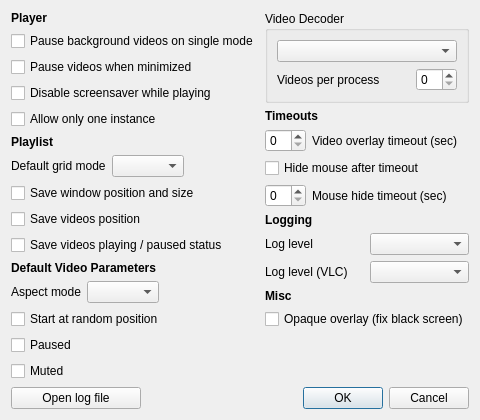
Above: resources/ui/settings_dialog.ui from vzhd1701/gridplayer before the change. Below: the same form after it.
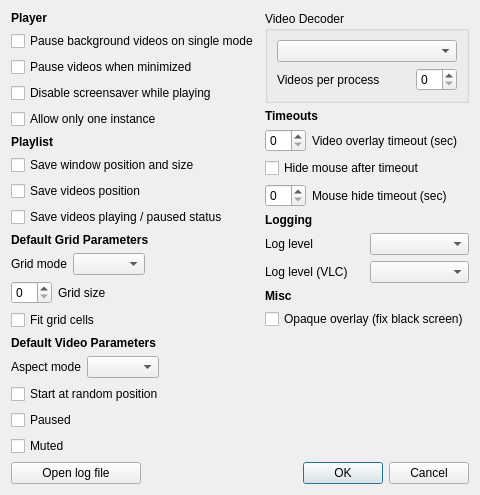
That is the form after the change.

Commit message: feat: add grid size adjustment

The edit to the form file:
```diff
--- a/resources/ui/settings_dialog.ui
+++ b/resources/ui/settings_dialog.ui
@@ -6,7 +6,7 @@
    <rect>
     <x>0</x>
     <y>0</y>
-    <width>435</width>
+    <width>440</width>
     <height>409</height>
    </rect>
   </property>
@@ -76,16 +76,50 @@
         </widget>
        </item>
        <item>
-        <layout class="QHBoxLayout" name="lay_playlistGridMode" stretch="0,0,0">
+        <widget class="QCheckBox" name="playlistSaveWindow">
+         <property name="text">
+          <string>Save window position and size</string>
+         </property>
+        </widget>
+       </item>
+       <item>
+        <widget class="QCheckBox" name="playlistSavePosition">
+         <property name="text">
+          <string>Save videos position</string>
+         </property>
+        </widget>
+       </item>
+       <item>
+        <widget class="QCheckBox" name="playlistSaveState">
+         <property name="text">
+          <string>Save videos playing / paused status</string>
+         </property>
+        </widget>
+       </item>
+       <item>
+        <widget class="QLabel" name="section_grid">
+         <property name="font">
+          <font>
+           <weight>75</weight>
+           <bold>true</bold>
+          </font>
+         </property>
+         <property name="text">
+          <string>Default Grid Parameters</string>
+         </property>
+        </widget>
+       </item>
+       <item>
+        <layout class="QHBoxLayout" name="lay_gridMode" stretch="0,0,0">
          <item>
-          <widget class="QLabel" name="playlistGridModeLabel">
+          <widget class="QLabel" name="gridModeLabel">
            <property name="text">
-            <string>Default grid mode</string>
+            <string>Grid mode</string>
            </property>
           </widget>
          </item>
          <item>
-          <widget class="QComboBox" name="playlistGridMode"/>
+          <widget class="QComboBox" name="gridMode"/>
          </item>
          <item>
           <spacer name="horizontalSpacer_2">
@@ -103,23 +137,23 @@
         </layout>
        </item>
        <item>
-        <widget class="QCheckBox" name="playlistSaveWindow">
-         <property name="text">
-          <string>Save window position and size</string>
-         </property>
-        </widget>
+        <layout class="QHBoxLayout" name="lay_gridSize" stretch="0,1">
+         <item>
+          <widget class="QSpinBox" name="gridSize"/>
+         </item>
+         <item>
+          <widget class="QLabel" name="gridSizeLabel">
+           <property name="text">
+            <string>Grid size</string>
+           </property>
+          </widget>
+         </item>
+        </layout>
        </item>
        <item>
-        <widget class="QCheckBox" name="playlistSavePosition">
+        <widget class="QCheckBox" name="gridFit">
          <property name="text">
-          <string>Save videos position</string>
-         </property>
-        </widget>
-       </item>
-       <item>
-        <widget class="QCheckBox" name="playlistSaveState">
-         <property name="text">
-          <string>Save videos playing / paused status</string>
+          <string>Fit grid cells</string>
          </property>
         </widget>
        </item>
```
The commit also changes 17 other files.
